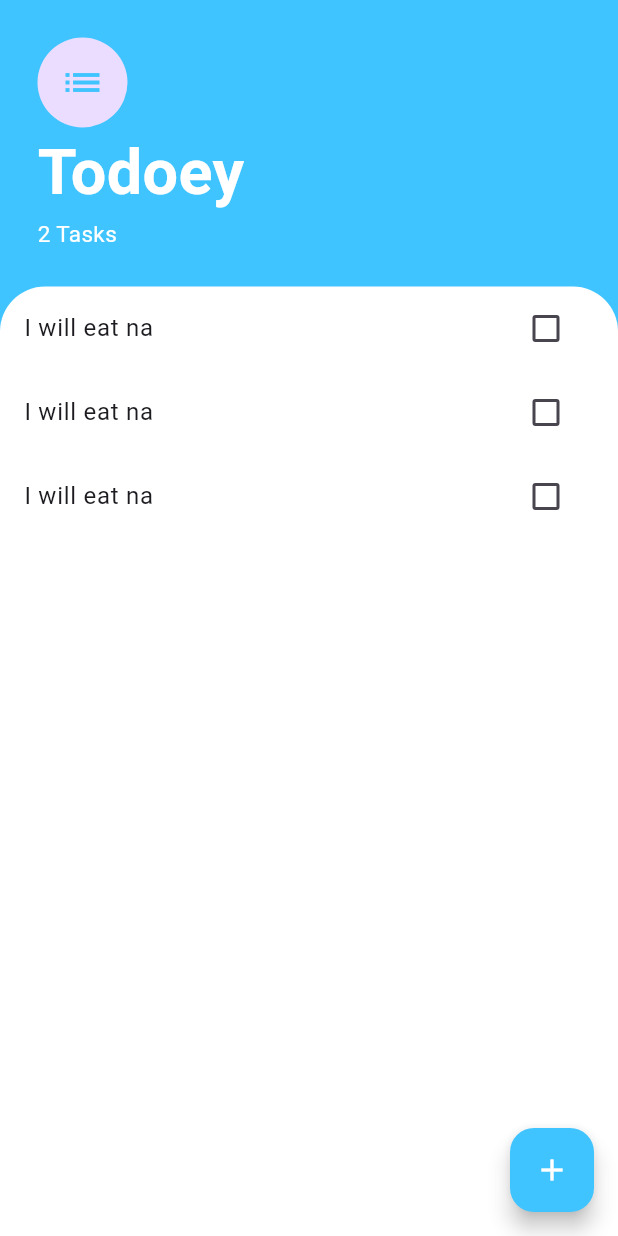
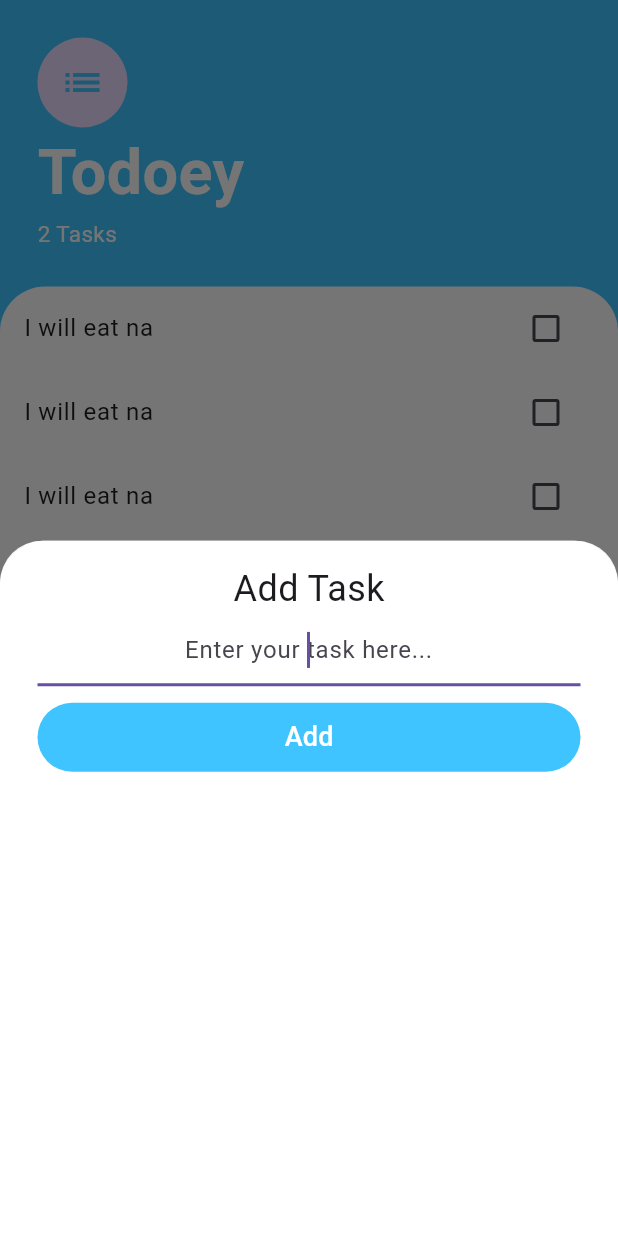
Before and after one commit to Isagani-lapira/todo_application, a Flutter app: the screen it shows after launch, after a tap on the "add" icon, on a phone screen of 412 x 824 dp. Run offline on Flutter 3.47's test engine with Material 3 defaults, Android fonts, the phone set to English and light mode, and no system bars.

```diff
--- /dev/null
+++ b/todo_app/lib/screens/add_task.dart
@@ -0,0 +1,52 @@
+import 'package:flutter/material.dart';
+
+class AddTaskScreen extends StatelessWidget {
+  const AddTaskScreen({super.key});
+
+  @override
+  Widget build(BuildContext context) {
+    return Expanded(
+      child: Container(
+        padding: const EdgeInsets.symmetric(vertical: 15.0, horizontal: 25.0),
+        decoration: const BoxDecoration(
+          color: Colors.white,
+          borderRadius: BorderRadius.only(
+            topLeft: Radius.circular(30.0),
+            topRight: Radius.circular(30.0),
+          ),
+        ),
+        child: Column(
+          crossAxisAlignment: CrossAxisAlignment.center,
+          children: [
+            const Text(
+              'Add Task',
+              style: TextStyle(fontSize: 24.0),
+            ),
+            const TextField(
+              autofocus: true,
+              textAlign: TextAlign.center,
+              decoration: InputDecoration(
+                hintText: 'Enter your task here...',
+              ),
+            ),
+            Container(
+              margin: const EdgeInsets.only(top: 10.0),
+              width: double.infinity,
+              child: TextButton(
+                style: TextButton.styleFrom(
+                  padding: const EdgeInsets.symmetric(vertical: 10.0),
+                  backgroundColor: Colors.lightBlueAccent,
+                ),
+                onPressed: () {},
+                child: const Text(
+                  'Add',
+                  style: TextStyle(color: Colors.white, fontSize: 18.0),
+                ),
+              ),
+            )
+          ],
+        ),
+      ),
+    );
+  }
+}
--- a/todo_app/lib/screens/home.dart
+++ b/todo_app/lib/screens/home.dart
@@ -1,4 +1,5 @@
 import 'package:flutter/material.dart';
+import 'package:todo_app/screens/add_task.dart';
 import 'package:todo_app/widgets/task_widget.dart';
 
 class HomeScreen extends StatefulWidget {
@@ -14,7 +15,12 @@ class _HomeScreenState extends State<HomeScreen> {
     return Scaffold(
       floatingActionButton: FloatingActionButton(
         backgroundColor: Colors.lightBlueAccent,
-        onPressed: () {},
+        onPressed: () {
+          showModalBottomSheet(
+            context: context,
+            builder: (context) => const AddTaskScreen(),
+          );
+        },
         child: const Icon(
           Icons.add,
           color: Colors.white,
```
